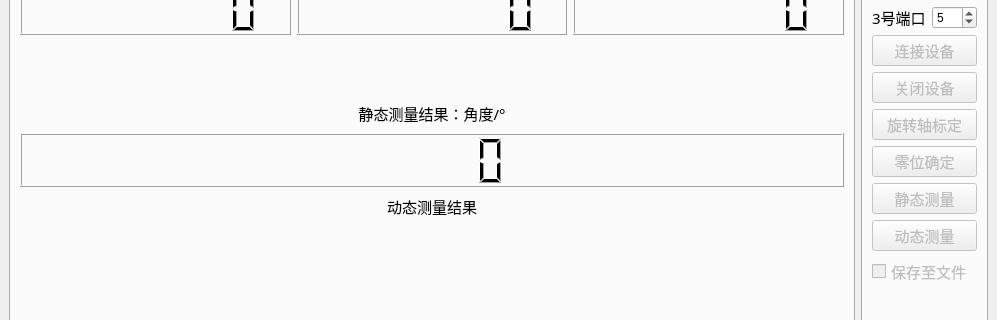
This is ui.ui in gao5254/angleMeasurement as Qt 5 draws it before an edit; both pictures show x 0 to 997 and y 96 to 416 of the 997 by 686 pixel window. The edited form follows.
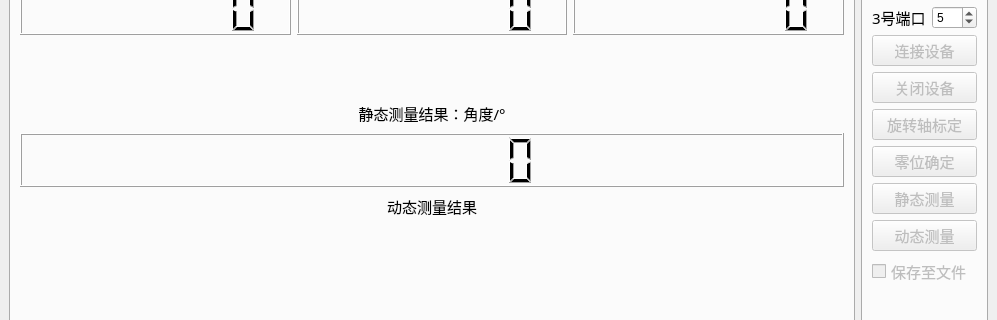
This is the edited form. Custom widgets are drawn as their Qt base class.

The edit to the form file:
```diff
--- a/ui.ui
+++ b/ui.ui
@@ -80,6 +80,9 @@
           <property name="smallDecimalPoint">
            <bool>true</bool>
           </property>
+          <property name="digitCount">
+           <number>7</number>
+          </property>
          </widget>
         </item>
         <item row="0" column="0">
```
